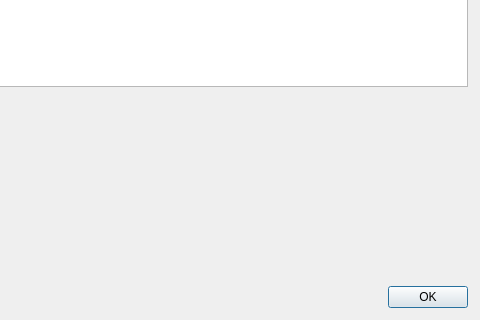
Old version of the form src/qt/forms/helpmessagedialog.ui in the repository arthurgarcia/cruzado; both pictures show x 300 to 780 and y 121 to 441 of the 780 by 441 pixel window.
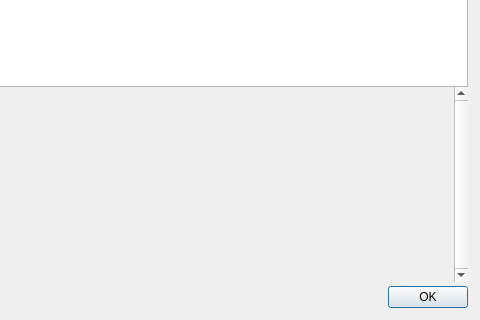
New version of the form. Icons and pictures are not drawn.

What changed in the file:
```diff
--- a/src/qt/forms/helpmessagedialog.ui
+++ b/src/qt/forms/helpmessagedialog.ui
@@ -88,8 +88,8 @@
        <property name="frameShape">
         <enum>QFrame::NoFrame</enum>
        </property>
-       <property name="verticalScrollCrzPolicy">
-        <enum>Qt::ScrollCrzAlwaysOn</enum>
+       <property name="verticalScrollBarPolicy">
+        <enum>Qt::ScrollBarAlwaysOn</enum>
        </property>
        <property name="widgetResizable">
         <bool>true</bool>
```
